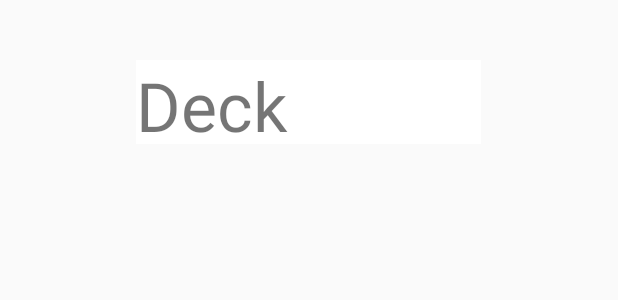
After one commit to Meme-Police/FlashDashAgain, an Android app: the layout activity_library.xml on its own in the app's theme, with its tools: preview values and no code run, on a phone screen of 412 x 824 dp. The commit adds this screen. Shown: the top 300 px of the screen. Run offline under Robolectric (Android 15) with nearby library versions, the phone set to English and light mode, and no system bars.

Commit message:
Added Library activity

```diff
--- a/app/src/main/java/com/example/flashdashpersonal/Deck.java
+++ b/app/src/main/java/com/example/flashdashpersonal/Deck.java
@@ -1,5 +1,4 @@
 package com.example.flashdashpersonal;
-
 
 import java.util.ArrayList;
 import java.util.List;
--- /dev/null
+++ b/app/src/main/res/layout/activity_library.xml
@@ -0,0 +1,30 @@
+<?xml version="1.0" encoding="utf-8"?>
+<androidx.constraintlayout.widget.ConstraintLayout xmlns:android="http://schemas.android.com/apk/res/android"
+    xmlns:app="http://schemas.android.com/apk/res-auto"
+    xmlns:tools="http://schemas.android.com/tools"
+    android:layout_width="match_parent"
+    android:layout_height="match_parent"
+    tools:context=".newDeckActivity">
+
+
+    <TextView
+        android:id="@+id/textView2"
+        android:layout_width="230dp"
+        android:layout_height="56dp"
+        android:layout_marginStart="35dp"
+        android:layout_marginLeft="35dp"
+        android:layout_marginTop="40dp"
+        android:layout_marginEnd="36dp"
+        android:layout_marginRight="36dp"
+        android:layout_marginBottom="639dp"
+        android:autoText="true"
+        android:background="#FFFFFF"
+        android:text="Deck Library"
+        android:textSize="45sp"
+        app:layout_constraintBottom_toBottomOf="parent"
+        app:layout_constraintEnd_toEndOf="parent"
+        app:layout_constraintStart_toStartOf="parent"
+        app:layout_constraintTop_toTopOf="parent"
+        app:layout_constraintVertical_bias="0.0" />
+
+</androidx.constraintlayout.widget.ConstraintLayout>
```
Also changed, not shown: app/src/main/java/com/example/flashdashpersonal/LibraryActivity.java (added, +7 -0 lines), app/src/main/res/layout/activity_main.xml (+4 -18 lines), app/src/main/res/layout/activity_new_deck.xml (+8 -16 lines).
